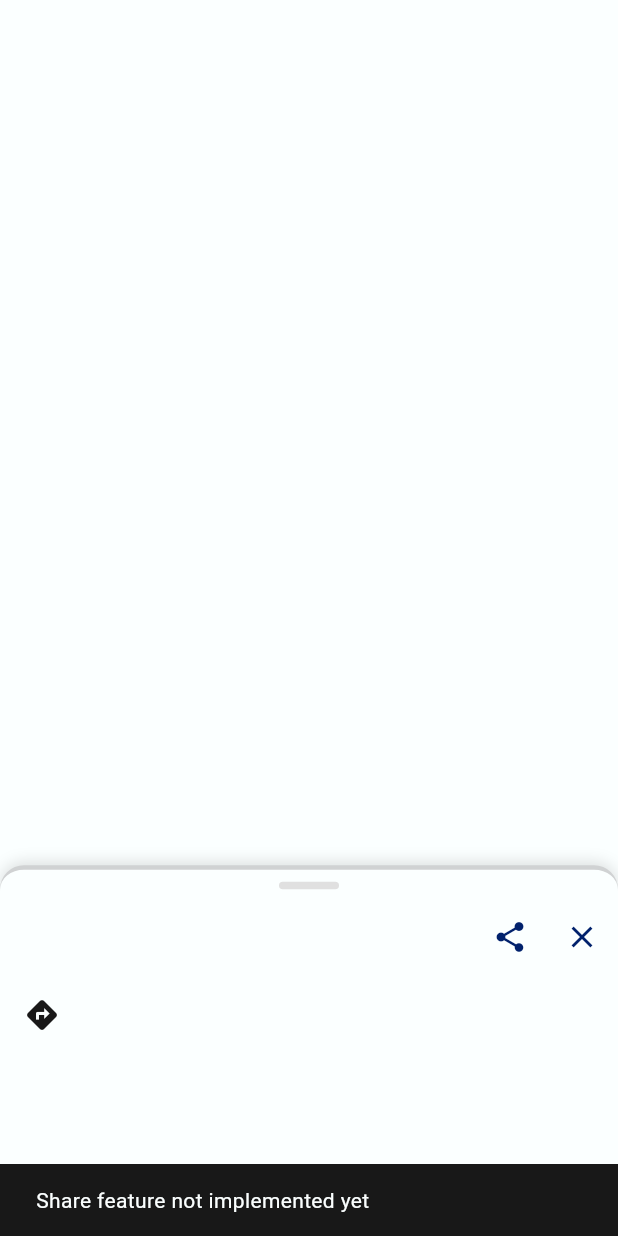
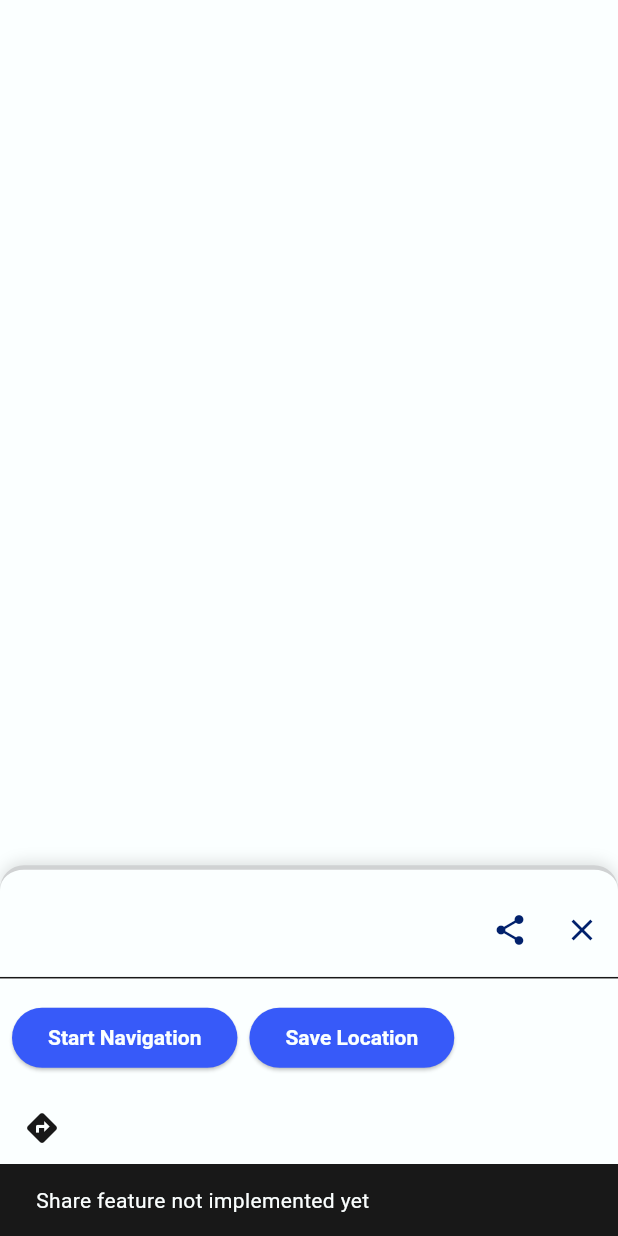
Before and after one commit to Navware-Official/nav-e, a Flutter app: the LocationPreviewWidget widget shown alone on an empty page, opened directly with empty values, after a tap on the "share" icon, on a phone screen of 412 x 824 dp. Run offline on Flutter 3.47's test engine with Material 3 defaults, Android fonts, the phone set to English and light mode, and no system bars; our stand-ins replace flutter_bloc, flutter_map, geolocator, latlong2, shared_preferences and 2 more; missing offline and left inert: dart:ffi; accounts and stored records are empty.

```diff
--- a/lib/bloc/location_bloc.dart
+++ b/lib/bloc/location_bloc.dart
@@ -69,12 +69,14 @@ class LocationBloc extends Bloc<LocationEvent, LocationState> {
         heading: position.heading,
       ),
     );
+    print('Location tracking started');
   }
 
   Future<void> _stopTracking(
       StopLocationTracking event, Emitter<LocationState> emit) async {
     await _subscription?.cancel();
     emit(state.copyWith(tracking: false));
+    print('Location tracking stopped');
   }
 
   @override
--- a/lib/screens/home/home_screen.dart
+++ b/lib/screens/home/home_screen.dart
@@ -54,12 +54,15 @@ class _HomeScreenState extends State<HomeScreen> {
     setState(() {
       showRoutePreview = true;
     });
+    context.read<LocationBloc>().add(StopLocationTracking());
   }
 
   void closeLocationPreview() {
     setState(() {
       showRoutePreview = false;
     });
+    _markers.clear();
+    context.read<LocationBloc>().add(StartLocationTracking());
   }
 
   @override
--- a/lib/screens/home/widgets/location_preview_widget.dart
+++ b/lib/screens/home/widgets/location_preview_widget.dart
@@ -47,7 +47,6 @@ class _RoutePreviewWidgetState extends State<LocationPreviewWidget> {
                   children: [
                     Container(
                       width: 40,
-                      height: 5,
                       margin: const EdgeInsets.symmetric(vertical: 8),
                       decoration: BoxDecoration(
                         color: Colors.grey[300],
@@ -56,6 +55,7 @@ class _RoutePreviewWidgetState extends State<LocationPreviewWidget> {
                     ),
                     Row(
                       children: [
+                        SizedBox(width: 10),
                         Expanded(
                           child:
                           Text(widget.route.displayName,
@@ -88,9 +88,47 @@ class _RoutePreviewWidgetState extends State<LocationPreviewWidget> {
                 child: ListView(
                   controller: scrollController,
                   children: [
+                  const Divider(),
+                    Padding(
+                      padding: const EdgeInsets.all(8.0),
+                      child: Row(
+                        mainAxisAlignment: MainAxisAlignment.start,
+                        children: [
+                          ElevatedButton(
+                            onPressed: () {
+                              ScaffoldMessenger.of(context).showSnackBar(
+                                const SnackBar(content: Text('Start Navigation feature not implemented yet')),
+                              );
+                            },
+                            child: const Text('Start Navigation'),
+                          ),
+                          SizedBox(width: 8),
+                          ElevatedButton(
+                            onPressed: () {
+                              ScaffoldMessenger.of(context).showSnackBar(
+                                const SnackBar(content: Text('Save Location feature not implemented yet')),
+                              );
+                            },
+                            child: const Text('Save Location'),
+                          ),
+                        ],
+                      ),
+                    ),
                     ListTile(
                       leading: const Icon(Icons.directions),
                       title: Text(widget.route.displayName),
+                    ),
+                    ListTile(
+                      leading: const Icon(Icons.location_on),
+                      title: Text('Latitude: ${widget.route.position.latitude}, Longitude: ${widget.route.position.longitude}'),
+                    ),
+                    ListTile(
+                      leading: const Icon(Icons.place),
+                      title: Text('Address: ${widget.route.address ?? 'N/A'}'),
+                    ),
+                    ListTile(
+                      leading: const Icon(Icons.info),
+                      title: Text('Type: ${widget.route.type}'),
                     ),
                   ],
                 ),
--- a/lib/screens/search/search_screen.dart
+++ b/lib/screens/search/search_screen.dart
@@ -20,7 +20,6 @@ class SearchScreen extends StatelessWidget {
               Hero(
                 tag: 'searchBarHero',
                 child: Material(
-                  elevation: 3,
                   borderRadius: BorderRadius.circular(8),
                   child: TextField(
                     autofocus: true,
```
Also changed, not shown: assets/img/NavWare_Logo_Secondary_TC_Black.png (added), assets/img/NavWare_Watermark_TC.png (added), 8 other files.
